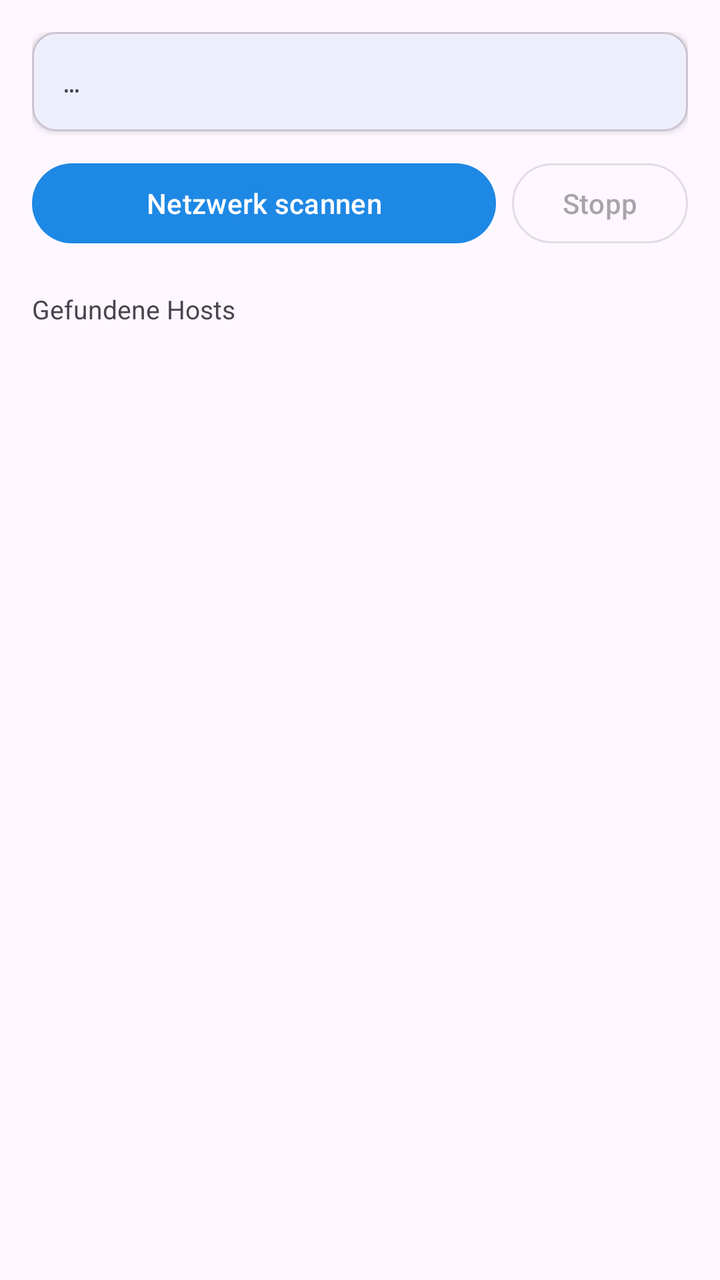
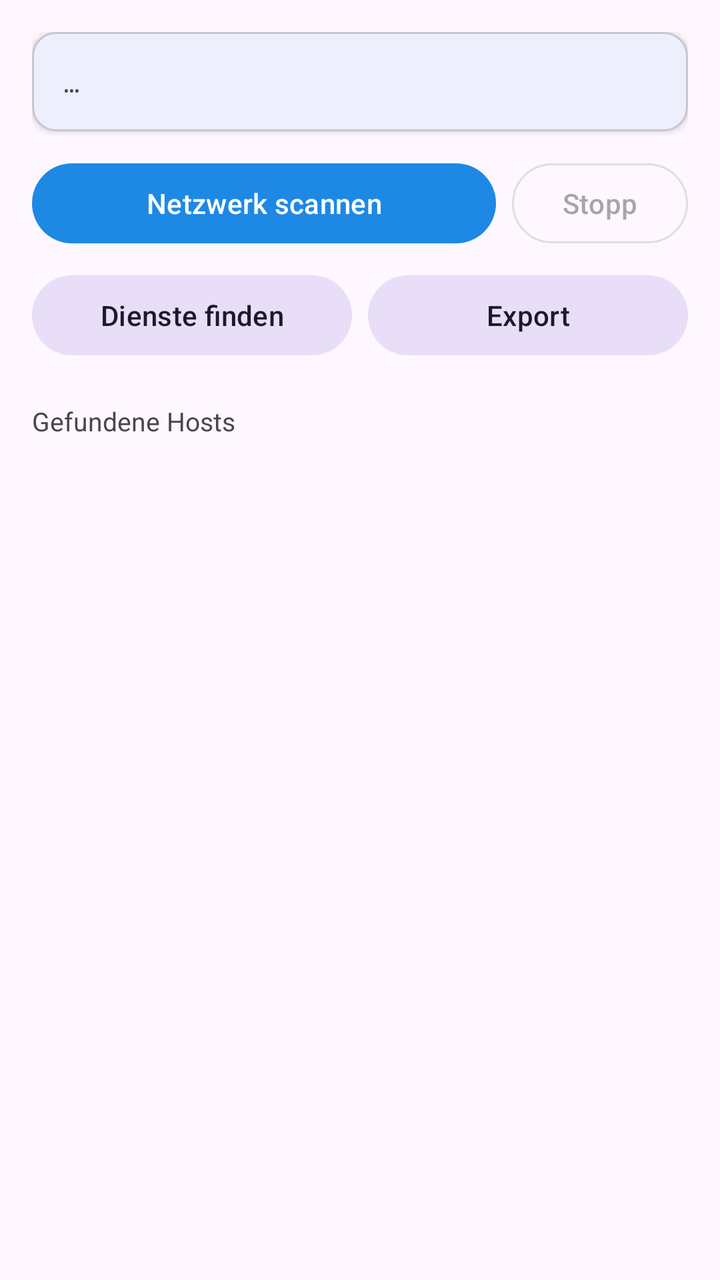

An Android layout rendered at two revisions. The XML below is the earlier revision; the diff shows what the commit changed to produce the second picture.
<!-- AndroidManifest.xml: application theme Theme.NetAudit -->
<!-- res/layout/activity_main.xml -->
<?xml version="1.0" encoding="utf-8"?>
<LinearLayout xmlns:android="http://schemas.android.com/apk/res/android"
    android:layout_width="match_parent"
    android:layout_height="match_parent"
    android:orientation="vertical"
    android:padding="16dp">

    <com.google.android.material.card.MaterialCardView
        android:layout_width="match_parent"
        android:layout_height="wrap_content"
        app:cardCornerRadius="12dp"
        app:cardElevation="2dp"
        xmlns:app="http://schemas.android.com/apk/res-auto">

        <TextView
            android:id="@+id/networkInfo"
            android:layout_width="match_parent"
            android:layout_height="wrap_content"
            android:padding="16dp"
            android:fontFamily="monospace"
            android:textSize="13sp"
            android:text="…" />
    </com.google.android.material.card.MaterialCardView>

    <LinearLayout
        android:layout_width="match_parent"
        android:layout_height="wrap_content"
        android:orientation="horizontal"
        android:layout_marginTop="12dp">

        <com.google.android.material.button.MaterialButton
            android:id="@+id/scanButton"
            android:layout_width="0dp"
            android:layout_weight="1"
            android:layout_height="wrap_content"
            android:text="@string/scan_network" />

        <com.google.android.material.button.MaterialButton
            android:id="@+id/stopButton"
            style="@style/Widget.Material3.Button.OutlinedButton"
            android:layout_width="wrap_content"
            android:layout_height="wrap_content"
            android:layout_marginStart="8dp"
            android:enabled="false"
            android:text="@string/stop" />
    </LinearLayout>

    <com.google.android.material.progressindicator.LinearProgressIndicator
        android:id="@+id/progress"
        android:layout_width="match_parent"
        android:layout_height="wrap_content"
        android:layout_marginTop="8dp"
        android:visibility="invisible"
        android:indeterminate="false" />

    <TextView
        android:id="@+id/statusLine"
        android:layout_width="match_parent"
        android:layout_height="wrap_content"
        android:layout_marginTop="8dp"
        android:textSize="13sp"
        android:text="@string/hosts_found" />

    <androidx.recyclerview.widget.RecyclerView
        android:id="@+id/hostList"
        android:layout_width="match_parent"
        android:layout_height="0dp"
        android:layout_weight="1"
        android:layout_marginTop="8dp"
        android:clipToPadding="false"
        android:paddingBottom="16dp" />
</LinearLayout>
<!-- resources referenced by this layout -->
<resources>
  <string name="hosts_found">Gefundene Hosts</string>
  <string name="scan_network">Netzwerk scannen</string>
  <string name="stop">Stopp</string>
  <style name="Theme.NetAudit" parent="Theme.Material3.DayNight.NoActionBar">
          <item name="colorPrimary">@color/brand_primary</item>
          <item name="colorPrimaryDark">@color/brand_dark</item>
          <item name="colorSecondary">@color/accent</item>
      </style>
  <color name="brand_primary">#1E88E5</color>
  <color name="brand_dark">#0D47A1</color>
  <color name="accent">#00C853</color>
</resources>

<!-- the commit's change to res/layout/activity_main.xml (unified diff, before → after) -->
@@ -45,6 +45,30 @@
             android:text="@string/stop" />
     </LinearLayout>
 
+    <LinearLayout
+        android:layout_width="match_parent"
+        android:layout_height="wrap_content"
+        android:orientation="horizontal"
+        android:layout_marginTop="8dp">
+
+        <com.google.android.material.button.MaterialButton
+            android:id="@+id/discoveryButton"
+            style="@style/Widget.Material3.Button.TonalButton"
+            android:layout_width="0dp"
+            android:layout_weight="1"
+            android:layout_height="wrap_content"
+            android:text="@string/discover_services" />
+
+        <com.google.android.material.button.MaterialButton
+            android:id="@+id/exportButton"
+            style="@style/Widget.Material3.Button.TonalButton"
+            android:layout_width="0dp"
+            android:layout_weight="1"
+            android:layout_height="wrap_content"
+            android:layout_marginStart="8dp"
+            android:text="@string/export" />
+    </LinearLayout>
+
     <com.google.android.material.progressindicator.LinearProgressIndicator
         android:id="@+id/progress"
         android:layout_width="match_parent"
<!-- resource entries referenced after the edit -->
@@ -1,5 +1,7 @@
 <!-- resources referenced by this layout -->
 <resources>
+  <string name="discover_services">Dienste finden</string>
+  <string name="export">Export</string>
   <string name="hosts_found">Gefundene Hosts</string>
   <string name="scan_network">Netzwerk scannen</string>
   <string name="stop">Stopp</string>
